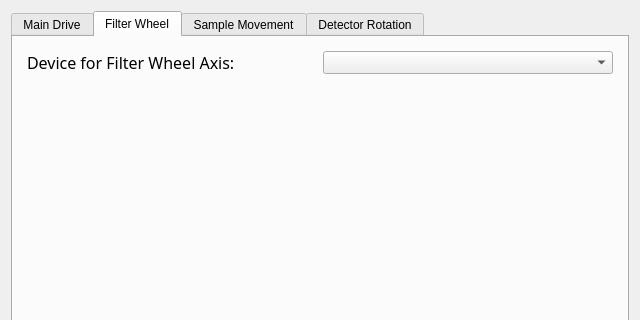
mitbailey/MMC, file ui/grating_input.ui: the form before one commit; both pictures show x 0 to 640 and y 0 to 320 of the 640 by 533 pixel window.
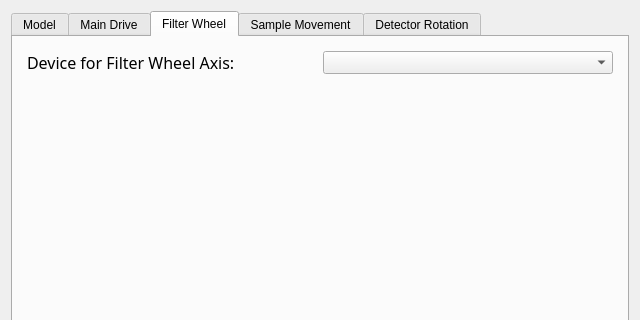
The form after the commit. The open tabs and pages were chosen to show the change.

```diff
--- a/ui/grating_input.ui
+++ b/ui/grating_input.ui
@@ -28,6 +28,11 @@
      <property name="currentIndex">
       <number>1</number>
      </property>
+     <widget class="QWidget" name="tab">
+      <attribute name="title">
+       <string>Model</string>
+      </attribute>
+     </widget>
      <widget class="QWidget" name="main_drive_tab">
       <attribute name="title">
        <string>Main Drive</string>
```
Left out of the diff: 2 changed lines with no effect on the pictures.
